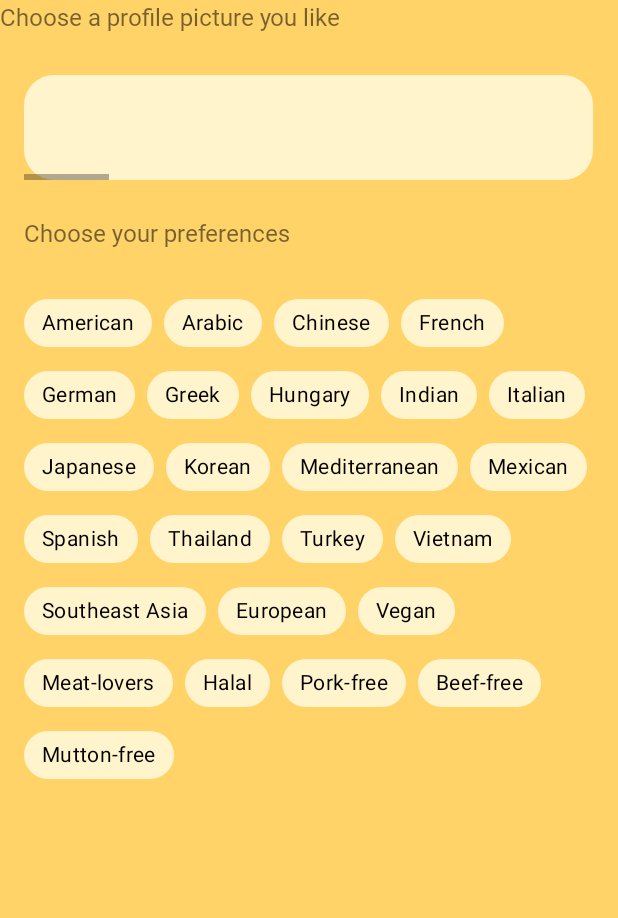
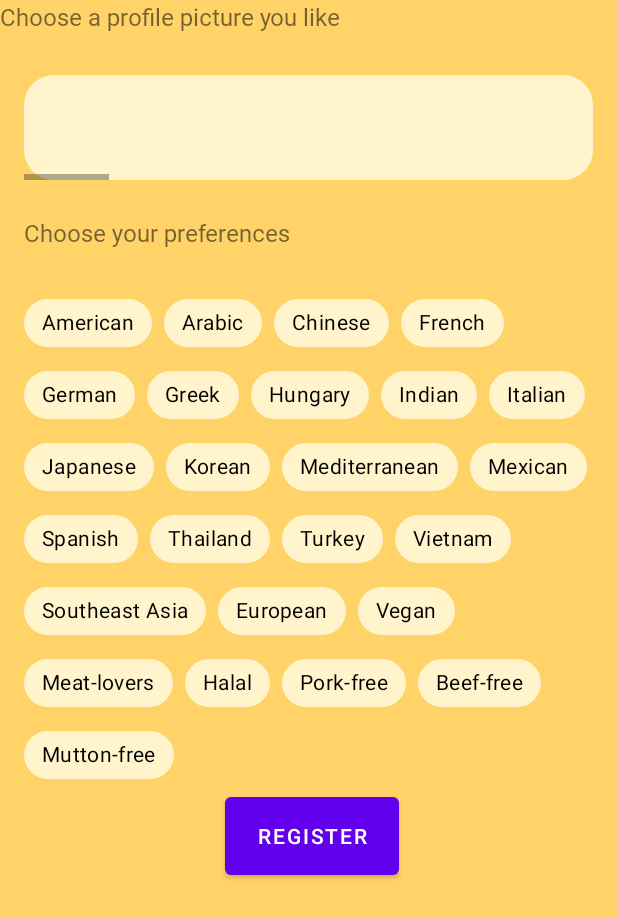
Before and after one commit to yijieee44/cookwhat-android-app, an Android app: the RegisterCompleteFragment screen opened through its navigation route, on a phone screen of 412 x 824 dp. Shown: the top 918 px of the screen. Run offline under Robolectric (Android 15) with nearby library versions, the phone set to English and light mode, and no system bars; our stand-ins replace Firebase (no records; nobody signed in at launch, a user with empty details on screens opened directly).

Commit message:
fix ui register

```diff
--- a/app/src/main/res/layout/fragment_register_complete.xml
+++ b/app/src/main/res/layout/fragment_register_complete.xml
@@ -225,24 +225,13 @@
             android:text="Mutton-free" />
     </com.google.android.material.chip.ChipGroup>
 
-    <Button
-        android:id="@+id/Btn_Register"
-        android:layout_width="116dp"
-        android:layout_height="60dp"
-        android:layout_marginStart="276dp"
-        android:layout_marginTop="356dp"
-        android:text="Register"
-        app:layout_constraintStart_toStartOf="parent"
-        app:layout_constraintTop_toBottomOf="@+id/TV_ChoosePreferences" />
-
-
 
     <Button
         android:id="@+id/BtnRegisterComplete"
-        android:layout_width="wrap_content"
-        android:layout_height="wrap_content"
-        android:layout_marginStart="180dp"
+        android:layout_width="116dp"
+        android:layout_height="64dp"
+        android:layout_marginStart="150dp"
         android:layout_marginBottom="372dp"
-        android:text="Button" />
+        android:text="Register" />
 
 </LinearLayout>
```
